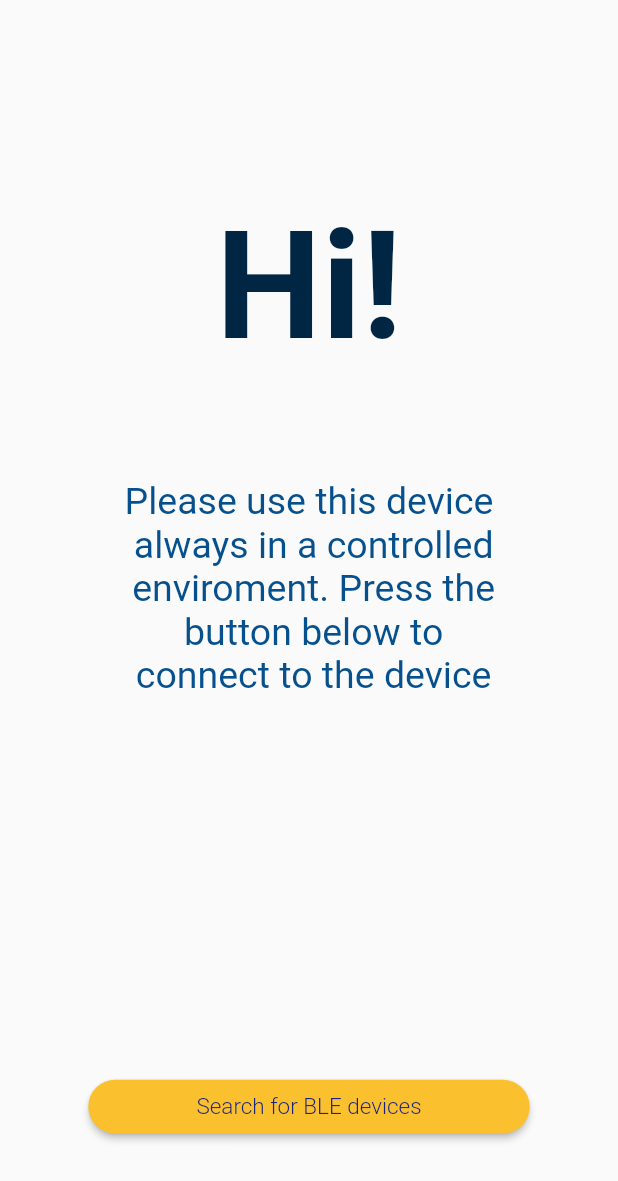
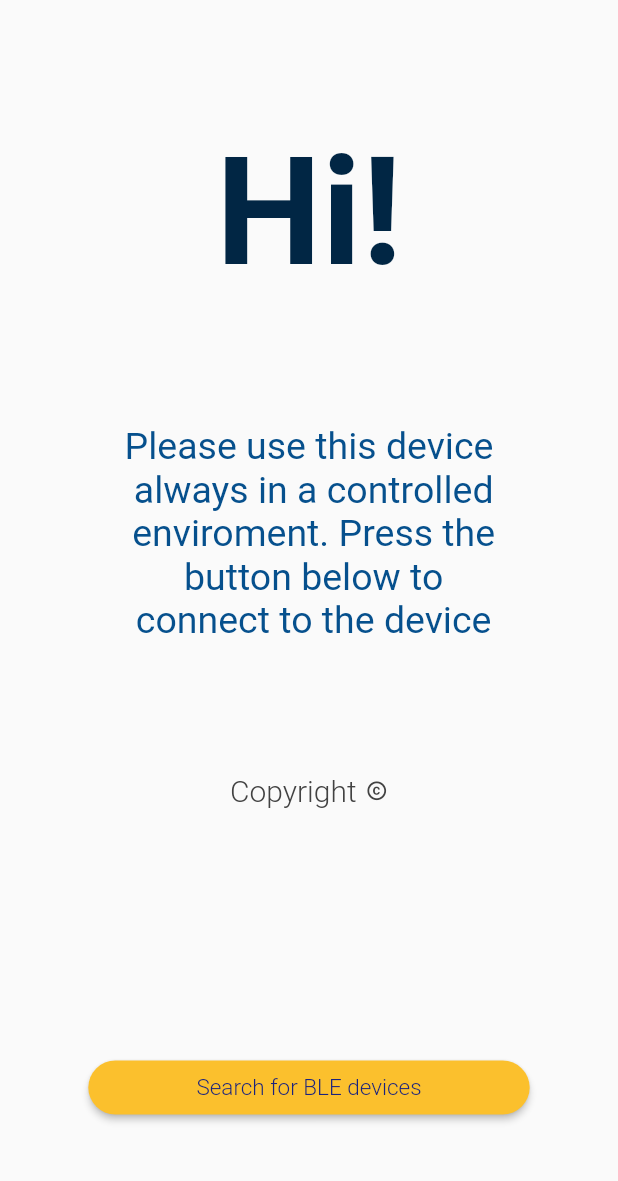
Before and after one commit to Lucaxc/app_co2, a Flutter app: the ScanningScreen screen opened directly, on a phone screen of 412 x 824 dp. Shown: the top 1181 px of the screen. Run offline on Flutter 3.47's test engine with Material 2 defaults, Android fonts, the phone set to English and light mode, and no system bars; our stand-ins replace clock, csv, firebase_auth, flutter_blue, google_fonts and 3 more; missing offline and left inert: dart:ffi, external_path, workmanager; accounts and stored records are empty; Roboto replaces fonts that are missing (Catamaran).

Commit message:
Firebase V0.0

```diff
--- a/lib/DataVisualization.dart
+++ b/lib/DataVisualization.dart
@@ -447,7 +447,7 @@ void clearData(
     List<List<String>> data1, List<ChartData> data2, context, int time) {
   CSV_count = 0;
   data1.clear();
-  data1 = [
+  dataForCSV = [
     ['Time', 'CO2 Value']
   ];
   data2.clear();
--- a/lib/ScanningScreen.dart
+++ b/lib/ScanningScreen.dart
@@ -9,6 +9,7 @@ import 'package:flutter/material.dart';
 import 'package:google_fonts/google_fonts.dart';
 import 'package:PtCO2/easterEgg.dart';
 import 'package:PtCO2/DevicesScreen.dart';
+import 'package:PtCO2/CopyRight.dart';
 
 class ScanningScreen extends StatelessWidget {
   @override
@@ -20,7 +21,7 @@ class ScanningScreen extends StatelessWidget {
       children: <Widget>[
         Column(
           children: [
-            Spacer(flex: 2),
+            Spacer(flex: 1),
             TextButton(
                 child: Text("Hi!",
                     textAlign: TextAlign.center,
@@ -45,7 +46,29 @@ class ScanningScreen extends StatelessWidget {
                       fontSize: 25,
                       fontWeight: FontWeight.w400),
                 )),
-            Spacer(flex: 4),
+            Spacer(),
+            FittedBox(
+                child: TextButton(
+                    onPressed: () => Navigator.push(context,
+                        MaterialPageRoute(builder: (context) => CopyRight())),
+                    child: Row(
+                      children: [
+                        Text("Copyright",
+                            textAlign: TextAlign.center,
+                            style: GoogleFonts.catamaran(
+                                textStyle: TextStyle(
+                                    color: Color(0xFF424242),
+                                    fontSize: 20,
+                                    fontWeight: FontWeight.w300))),
+                        SizedBox(width: 6),
+                        Icon(
+                          Icons.copyright,
+                          size: 15,
+                          color: Color(0xFF424242),
+                        ),
+                      ],
+                    ))),
+            Spacer(flex: 2),
             PrimaryButton(
               text: 'Search for BLE devices',
               press: () => Navigator.push(context,
--- a/pubspec.yaml
+++ b/pubspec.yaml
@@ -44,6 +44,8 @@ dependencies:
   external_path: ^1.0.1
   wakelock: ^0.6.1+2
   workmanager: ^0.4.1
+  firebase_auth: ^3.3.13
+  firebase_storage: ^10.2.11
 
 dev_dependencies:
   flutter_test:
```
Also changed, not shown: lib/CopyRight.dart (added, +59 -0 lines), lib/WelcomeScreen.dart (+4 -5 lines), lib/autentication.dart (added, +15 -0 lines), pubspec.lock.
